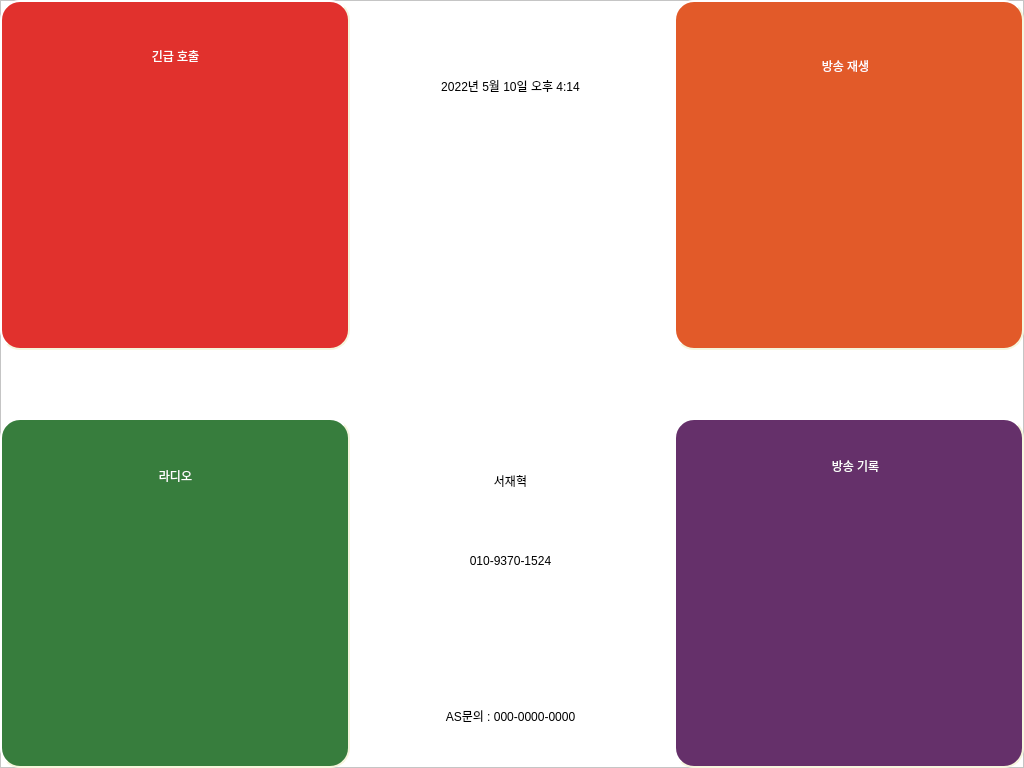
Above: broadcast.ui from twg0/BroadcastGUI before the change. Below: the same form after it.
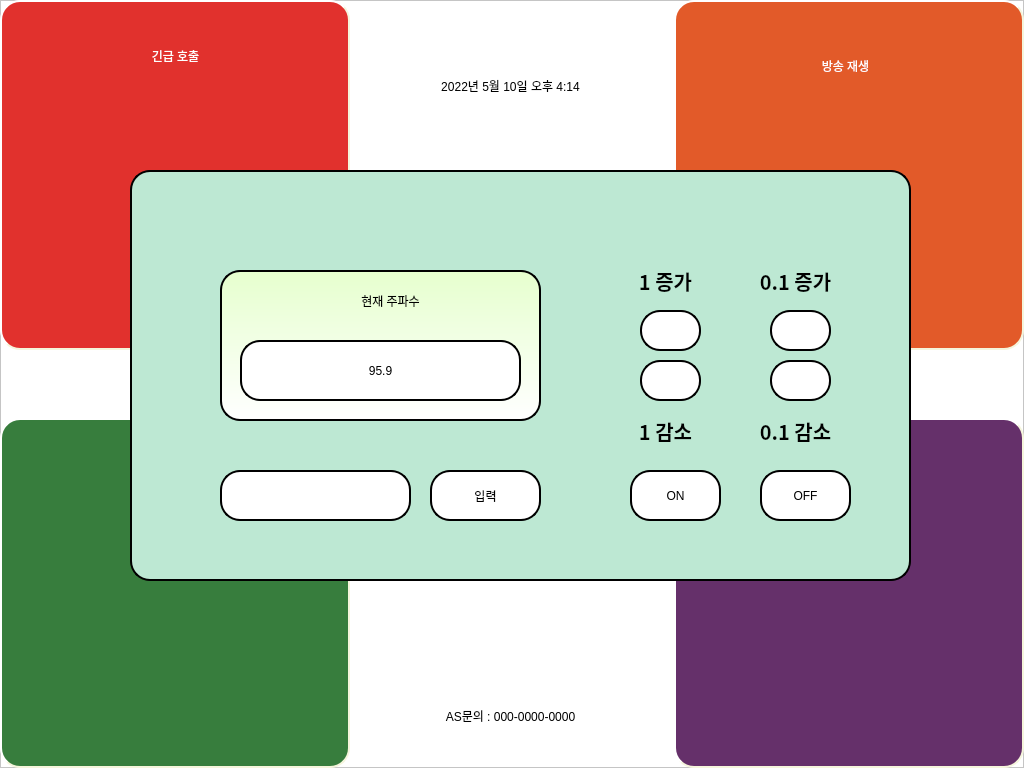
That is the form after the change. Icons and pictures are not drawn.

Commit message: 0518_tts_and_radio

```diff
--- a/broadcast.ui
+++ b/broadcast.ui
@@ -76,6 +76,56 @@
       </rect>
      </property>
     </widget>
+    <widget class="QWidget" name="widget" native="true">
+     <property name="geometry">
+      <rect>
+       <x>39</x>
+       <y>39</y>
+       <width>831</width>
+       <height>331</height>
+      </rect>
+     </property>
+     <property name="styleSheet">
+      <string notr="true">border: 2px solid skyblue;
+background-color: qlineargradient(spread:pad, x1:0.5, y1:0, x2:0.516949, y2:1, stop:0 rgba(0, 172, 255, 255), stop:1 rgba(255, 255, 255, 255));</string>
+     </property>
+     <widget class="QLabel" name="label_3">
+      <property name="geometry">
+       <rect>
+        <x>20</x>
+        <y>10</y>
+        <width>791</width>
+        <height>61</height>
+       </rect>
+      </property>
+      <property name="styleSheet">
+       <string notr="true">background:transparent;
+border: 2px solid black;
+font: 75 22pt &quot;맑은 고딕&quot;;</string>
+      </property>
+      <property name="text">
+       <string>TextLabel</string>
+      </property>
+     </widget>
+     <widget class="QLabel" name="label_8">
+      <property name="geometry">
+       <rect>
+        <x>20</x>
+        <y>80</y>
+        <width>791</width>
+        <height>231</height>
+       </rect>
+      </property>
+      <property name="styleSheet">
+       <string notr="true">background:transparent;
+border: 2px solid black;
+font: 75 20pt &quot;맑은 고딕&quot;;</string>
+      </property>
+      <property name="text">
+       <string>TextLabel</string>
+      </property>
+     </widget>
+    </widget>
    </widget>
    <widget class="QFrame" name="mainFrame">
     <property name="geometry">
@@ -757,9 +807,9 @@
     <widget class="QPushButton" name="radioClose_btn">
      <property name="geometry">
       <rect>
-       <x>550</x>
+       <x>630</x>
        <y>300</y>
-       <width>111</width>
+       <width>91</width>
        <height>51</height>
       </rect>
      </property>
@@ -768,7 +818,7 @@
 background-color: #ffffff;</string>
      </property>
      <property name="text">
-      <string>닫기</string>
+      <string>OFF</string>
      </property>
     </widget>
     <widget class="QPushButton" name="Inc1">
@@ -1043,13 +1093,30 @@
       </property>
      </widget>
     </widget>
+    <widget class="QPushButton" name="radioClose_btn_2">
+     <property name="geometry">
+      <rect>
+       <x>500</x>
+       <y>300</y>
+       <width>91</width>
+       <height>51</height>
+      </rect>
+     </property>
+     <property name="styleSheet">
+      <string notr="true">font: 16pt &quot;휴먼엑스포&quot;;
+background-color: #ffffff;</string>
+     </property>
+     <property name="text">
+      <string>ON</string>
+     </property>
+    </widget>
    </widget>
-   <zorder>radioFrame</zorder>
-   <zorder>emerFrame</zorder>
    <zorder>listFrame</zorder>
+   <zorder>emerFrame</zorder>
    <zorder>loginFrame</zorder>
    <zorder>playFrame</zorder>
    <zorder>mainFrame</zorder>
+   <zorder>radioFrame</zorder>
   </widget>
   <action name="actionaasdf">
    <property name="text">
```
The commit also changes 1 other file.
